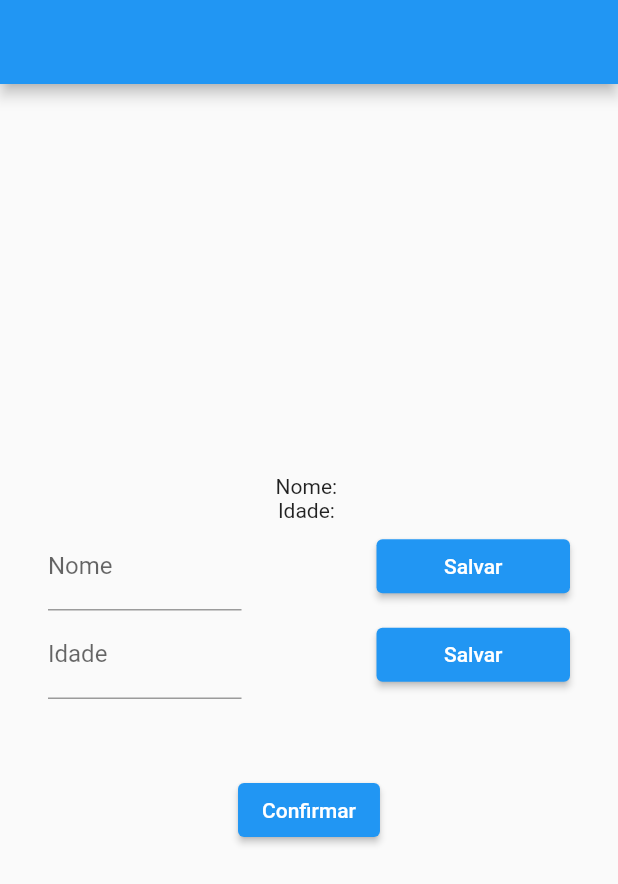
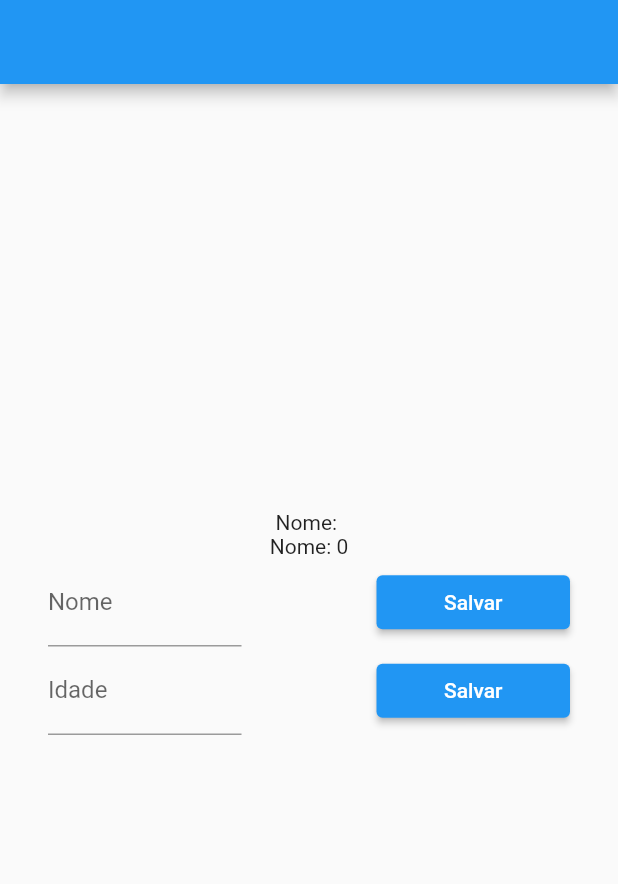
Before and after one commit to lincolnzera1/Flutter_Getx_state_management, a Flutter app: the screen it shows after launch, after a tap on "Salvar", on a phone screen of 412 x 824 dp. Shown: the top 884 px of the screen. Run offline on Flutter 3.47's test engine with Material 2 defaults, Android fonts, the phone set to English and light mode, and no system bars; our stand-ins replace get.

Commit message:
Finishing Object reactivity

```diff
--- a/lib/main.dart
+++ b/lib/main.dart
@@ -1,7 +1,7 @@
 import 'package:flutter/cupertino.dart';
 import 'package:flutter/material.dart';
 import 'package:get/get.dart';
-import 'package:getxis_redemption/value_controller.dart';
+import 'package:getxis_redemption/user_controller.dart';
 
 void main() {
   runApp(MaterialApp(
@@ -12,7 +12,9 @@ void main() {
 class MyApp extends StatelessWidget {
   MyApp({super.key});
 
-  final valueController = ValueController();
+  final userController = UserController();
+  TextEditingController nomeController = TextEditingController();
+  TextEditingController idadeController = TextEditingController();
 
   @override
   Widget build(BuildContext context) {
@@ -23,28 +25,30 @@ class MyApp extends StatelessWidget {
         child: Column(
           mainAxisAlignment: MainAxisAlignment.center,
           children: [
-            Obx(
-              () {
-                return Column(
-                  children: [
-                    Text("Nome: ${valueController.frase}"),
-                    Text("Idade: ${valueController.frase}")
-                  ],
-                );
-              },
-            ),
+            Obx(() {
+              return Column(
+                children: [
+                  Text("Nome: ${userController.user.value.name}"),
+                  Text("Nome: ${userController.user.value.age}")
+                ],
+              );
+            }),
             Row(
               children: [
                 Expanded(
                   child: TextField(
                     decoration: const InputDecoration(label: Text("Nome")),
-                    controller: valueController.nomeController,
+                    controller: nomeController,
                   ),
                 ),
-                SizedBox(width: 90,),
+                const SizedBox(
+                  width: 90,
+                ),
                 Expanded(
                     child: ElevatedButton(
-                        onPressed: () {}, child: Text("Salvar"))),
+                        onPressed: () {
+                          userController.setUserName(nomeController.text);
+                        }, child: Text("Salvar"))),
               ],
             ),
             Row(
@@ -52,26 +56,24 @@ class MyApp extends StatelessWidget {
                 Expanded(
                   child: TextField(
                     decoration: const InputDecoration(label: Text("Idade")),
-                    controller: valueController.idadeController,
+                    controller: idadeController,
                   ),
                 ),
-                SizedBox(width: 90,),
+                SizedBox(
+                  width: 90,
+                ),
                 Expanded(
                     child: ElevatedButton(
-                        onPressed: () {}, child: Text("Salvar"))),
+                        onPressed: () {
+                          userController
+                              .setUserAge(int.parse(idadeController.text));
+                        },
+                        child: Text("Salvar"))),
               ],
             ),
-            SizedBox(height: 50,),
-            Obx(() {
-              return valueController.isLoad.value
-                  ? const CircularProgressIndicator()
-                  : ElevatedButton(
-                      onPressed: () {
-                        String value = valueController.textController.text;
-                        valueController.setValue(value);
-                      },
-                      child: const Text("Confirmar"));
-            })
+            SizedBox(
+              height: 50,
+            ),
           ],
         ),
       ),
--- /dev/null
+++ b/lib/user_controller.dart
@@ -0,0 +1,20 @@
+import 'package:get/get.dart';
+import 'package:getxis_redemption/user_model.dart';
+
+class UserController extends GetxController {
+  Rx<UserModel> user = UserModel().obs;
+
+  void setUserName(String userName){
+    /* user.update((val) {
+      val!.name = userName;
+    }); */
+    user.value.name = userName; // both methods works.
+    user.refresh();
+  }
+
+  void setUserAge(int userAge){
+    user.update((val) {
+      val!.age = userAge;
+    });
+  }
+}
--- a/lib/value_controller.dart
+++ /dev/null
@@ -1,18 +0,0 @@
-import 'package:flutter/cupertino.dart';
-import 'package:get/get.dart';
-
-class ValueController extends GetxController {
-  TextEditingController textController = TextEditingController();
-  TextEditingController nomeController= TextEditingController();
-  TextEditingController idadeController = TextEditingController();
-  RxString frase = "".obs;
-  RxBool isLoad = false.obs;
-
-  Future<void> setValue(String newValue) async {
-    isLoad.value = true;
-    await Future.delayed(const Duration(seconds: 2));
-
-    isLoad.value = false;
-    frase.value = newValue;
-  }
-}
```
